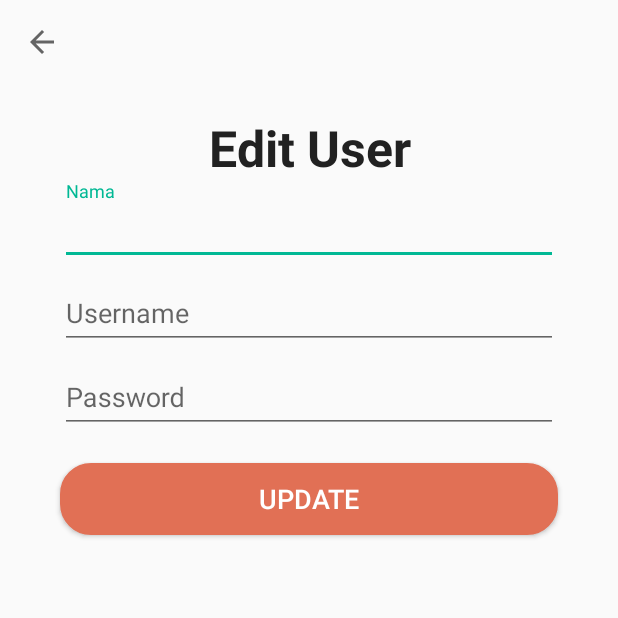
After one commit to kriswidy/AplikasiDolen, an Android app: the EditUserActivity screen opened directly, with no data from a screen before it, on a phone screen of 412 x 824 dp, the top half of it. The commit adds this screen. Run offline under Robolectric (Android 15) with nearby library versions, the phone set to English and light mode, and no system bars.

Commit message:
layout edit user

```diff
--- a/app/src/main/AndroidManifest.xml
+++ b/app/src/main/AndroidManifest.xml
@@ -12,7 +12,6 @@
         android:glEsVersion="0x00020000"
         android:required="true" />
 
-
     <application
         android:allowBackup="true"
         android:icon="@mipmap/ic_launcher"
@@ -20,7 +19,6 @@
         android:roundIcon="@mipmap/ic_launcher_round"
         android:supportsRtl="true"
         android:theme="@style/AppTheme">
-
         <meta-data
             android:name="com.google.android.geo.API_KEY"
             android:value="@string/google_maps_key" />
@@ -28,11 +26,10 @@
             android:name="com.google.android.gms.version"
             android:value="@integer/google_play_services_version" />
 
-
         <activity
             android:name=".MainActivity"
             android:label="@string/app_name"
-            android:theme="@style/AppTheme.NoActionBar"></activity>
+            android:theme="@style/AppTheme.NoActionBar" />
         <activity
             android:name=".SplashActivity"
             android:theme="@style/SplashTheme">
@@ -41,15 +38,12 @@
 
                 <category android:name="android.intent.category.LAUNCHER" />
             </intent-filter>
-
         </activity>
         <activity android:name=".RegisterActivity" />
         <activity android:name=".LoginActivity" />
         <activity android:name=".DetailWisataActivity" />
-        <activity android:name=".HomeActivity">
-
-        </activity>
-        <activity android:name=".KategoriActivity"></activity>
+        <activity android:name=".HomeActivity"></activity>
+        <activity android:name=".KategoriActivity" />
         <!--
              The API key for Google Maps-based APIs is defined as a string resource.
              (See the file "res/values/google_maps_api.xml").
@@ -64,7 +58,8 @@
 
         <activity
             android:name=".MapsActivity"
-            android:label="@string/title_activity_maps"></activity>
+            android:label="@string/title_activity_maps" />
+        <activity android:name=".EditUserActivity"></activity>
     </application>
 
 </manifest>
--- /dev/null
+++ b/app/src/main/java/com/example/android/ayodolen/EditUserActivity.java
@@ -0,0 +1,13 @@
+package com.example.android.ayodolen;
+
+import android.support.v7.app.AppCompatActivity;
+import android.os.Bundle;
+
+public class EditUserActivity extends AppCompatActivity {
+
+    @Override
+    protected void onCreate(Bundle savedInstanceState) {
+        super.onCreate(savedInstanceState);
+        setContentView(R.layout.activity_edit_user);
+    }
+}
--- /dev/null
+++ b/app/src/main/res/layout/activity_edit_user.xml
@@ -0,0 +1,84 @@
+<?xml version="1.0" encoding="utf-8"?>
+<LinearLayout xmlns:android="http://schemas.android.com/apk/res/android"
+    xmlns:app="http://schemas.android.com/apk/res-auto"
+    xmlns:tools="http://schemas.android.com/tools"
+    android:layout_width="match_parent"
+    android:layout_height="match_parent"
+    android:orientation="vertical"
+    tools:context=".RegisterActivity">
+
+
+    <android.support.v7.widget.Toolbar
+        android:id="@+id/btnBack"
+        android:layout_width="match_parent"
+        app:popupTheme="@style/AppTheme.NoActionBar"
+        android:layout_height="?attr/actionBarSize"
+        app:navigationIcon="?attr/homeAsUpIndicator" />
+
+    <TextView
+        android:id="@+id/tvEditUser"
+        android:layout_width="match_parent"
+        android:layout_height="wrap_content"
+        android:text="Edit User"
+        android:gravity="center"
+        android:textColor="@color/colorBlack"
+        android:shadowColor="@color/colorGraySoLight"
+        android:textSize="33dp"
+        android:layout_marginTop="20dp"
+        android:textStyle="bold"/>
+
+    <android.support.design.widget.TextInputLayout
+        android:layout_width="match_parent"
+        android:layout_height="wrap_content">
+        <EditText
+            android:id="@+id/edtNama"
+            android:layout_width="match_parent"
+            android:layout_height="wrap_content"
+            android:layout_marginLeft="40dp"
+            android:layout_marginRight="40dp"
+            android:layout_marginTop="15dp"
+            android:hint="Nama"
+            android:inputType="text" />
+    </android.support.design.widget.TextInputLayout>
+
+    <android.support.design.widget.TextInputLayout
+        android:layout_width="match_parent"
+        android:layout_height="wrap_content">
+        <EditText
+            android:id="@+id/edtUsername"
+            android:layout_width="match_parent"
+            android:layout_height="wrap_content"
+            android:layout_marginLeft="40dp"
+            android:layout_marginRight="40dp"
+            android:layout_marginTop="5dp"
+            android:hint="Username"
+            android:inputType="text"/>
+    </android.support.design.widget.TextInputLayout>
+
+    <android.support.design.widget.TextInputLayout
+        android:layout_width="match_parent"
+        android:layout_height="wrap_content">
+        <EditText
+            android:id="@+id/edtPasswd"
+            android:layout_width="match_parent"
+            android:layout_height="wrap_content"
+            android:layout_marginTop="5dp"
+            android:layout_marginLeft="40dp"
+            android:layout_marginRight="40dp"
+            android:hint="Password"
+            android:inputType="textPassword"/>
+    </android.support.design.widget.TextInputLayout>
+
+    <Button
+        android:id="@+id/btnRegister"
+        android:layout_width="match_parent"
+        android:layout_height="wrap_content"
+        android:layout_marginLeft="40dp"
+        android:layout_marginRight="40dp"
+        android:layout_marginTop="20dp"
+        android:background="@drawable/btn_shape1"
+        android:textColor="@color/colorWhite"
+        android:textSize="18dp"
+        android:text="Update" />
+
+</LinearLayout>
--- a/app/src/main/res/values/strings.xml
+++ b/app/src/main/res/values/strings.xml
@@ -1,4 +1,4 @@
-<resources tools:ignore="ExtraTranslation" xmlns:tools="http://schemas.android.com/tools">
+<resources xmlns:tools="http://schemas.android.com/tools" tools:ignore="ExtraTranslation">
     <string name="app_name">AyoDolen</string>
     <string name="action_settings">Settings</string>
     <string name="hint_email">Email</string>
```
